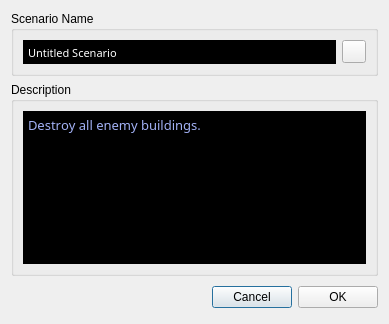
heinermann/ChkForge, file ChkForge/scenariodescription.ui: the form before one commit.
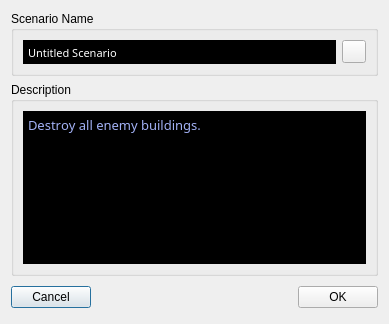
The form after the commit.

The edit to the form file:
```diff
--- a/ChkForge/scenariodescription.ui
+++ b/ChkForge/scenariodescription.ui
@@ -31,6 +31,13 @@
      <property name="bottomMargin">
       <number>0</number>
      </property>
+     <item>
+      <widget class="QPushButton" name="cancelButton">
+       <property name="text">
+        <string>Cancel</string>
+       </property>
+      </widget>
+     </item>
      <item>
       <spacer>
        <property name="orientation">
@@ -44,13 +51,6 @@
        </property>
       </spacer>
      </item>
-     <item>
-      <widget class="QPushButton" name="cancelButton">
-       <property name="text">
-        <string>Cancel</string>
-       </property>
-      </widget>
-     </item>
      <item>
       <widget class="QPushButton" name="okButton">
        <property name="text">
```
